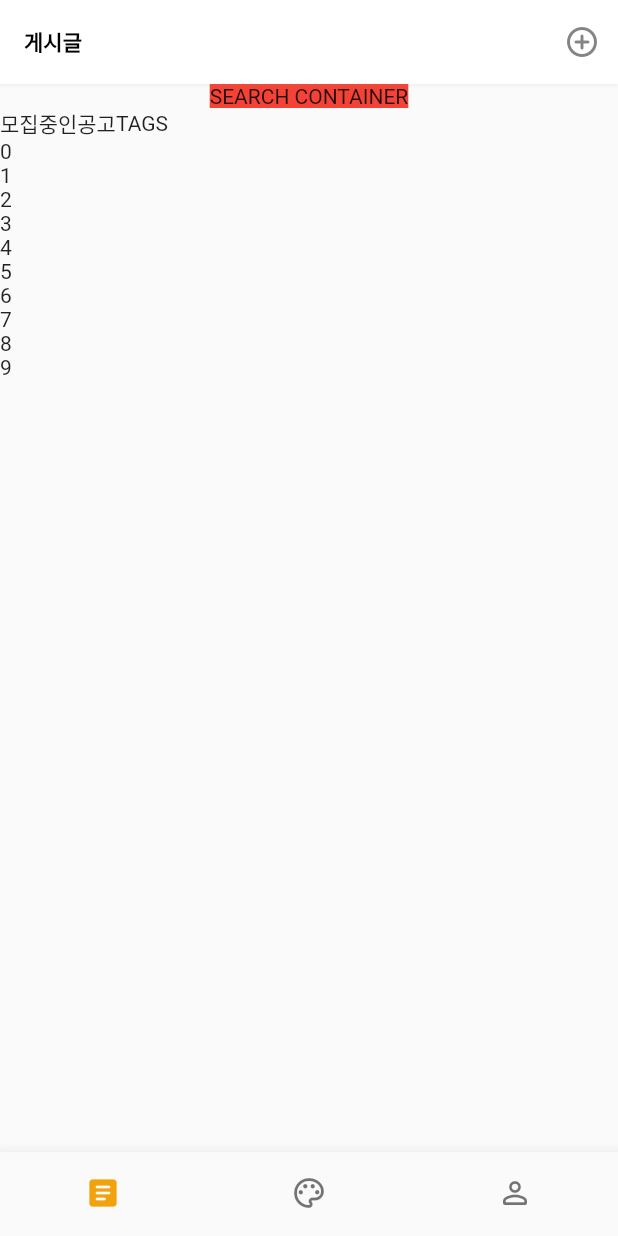
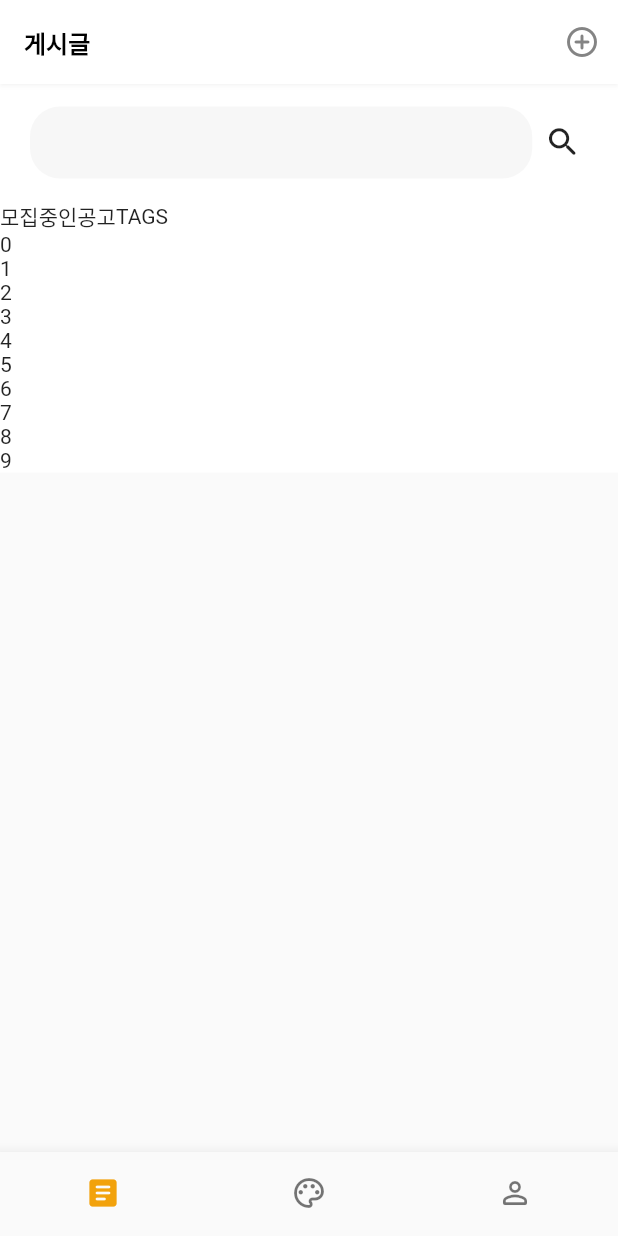
Before and after one commit to lRuRl/idea-concert, a Flutter app: the screen it shows after launch, on a phone screen of 412 x 824 dp. Run offline on Flutter 3.47's test engine with Material 2 defaults, Android fonts, the phone set to English and light mode, and no system bars.

Commit message:
#home search tab completed

```diff
--- a/iruri/lib/components/palette.dart
+++ b/iruri/lib/components/palette.dart
@@ -1,9 +1,13 @@
 import 'package:flutter/material.dart';
 
-const Color themeLighyOrange = Color.fromRGBO(242, 162, 12, 1);
+// theme
+const Color themeLightOrange = Color.fromRGBO(242, 162, 12, 1);
 const Color themeDeepBlue = Color.fromRGBO(27, 48, 89, 1);
 const Color themeLightGrayOpacity20 = Color.fromRGBO(196, 196, 196, 0.13);
 const Color themeGrayText = Color.fromRGBO(119, 119, 119, 0.9);
+
+// mono
+const Color lightWhite = Color.fromRGBO(242,242,242,0.6);
 
 // tags
 const Color tagDessin = Color.fromRGBO(235, 87, 87, 0.2);
--- /dev/null
+++ b/iruri/lib/components/spacing.dart
@@ -0,0 +1,15 @@
+import 'package:flutter/material.dart';
+
+// margin
+const marginH20V20 = EdgeInsets.all(20);
+
+// padding
+const paddingH20 = EdgeInsets.symmetric(horizontal: 20);
+const paddingH20V5 = EdgeInsets.symmetric(horizontal: 20, vertical: 5);
+
+// advanced : margin
+EdgeInsets marginCustom({double hor, double ver}) =>
+    EdgeInsets.symmetric(horizontal: hor, vertical: ver);
+// advanced : padding
+EdgeInsets pddingCustom({double hor, double ver}) =>
+    EdgeInsets.symmetric(horizontal: hor, vertical: ver);
--- /dev/null
+++ b/iruri/lib/components/text_form_field.dart
@@ -0,0 +1,29 @@
+import 'package:flutter/material.dart';
+import 'package:iruri/components/palette.dart';
+import 'package:iruri/components/spacing.dart';
+import 'package:iruri/components/typhography.dart';
+
+InputDecoration searchInputDecoration = InputDecoration(
+    // remove underline and make rounded
+    border: roundedTextInputBorder,
+    errorBorder: roundedTextInputBorder,
+    enabledBorder: roundedTextInputBorder,
+    focusedBorder: roundedFocusedTextInputBorder,
+    disabledBorder: roundedTextInputBorder,
+    focusedErrorBorder: roundedTextInputBorder,
+    // label
+    labelStyle: bodyTextStyle,
+    // cursor
+    contentPadding: paddingH20V5,
+    // color
+    filled: true,
+    fillColor: lightWhite
+    );
+OutlineInputBorder roundedTextInputBorder =
+    OutlineInputBorder(
+      borderSide: BorderSide.none,
+      borderRadius: BorderRadius.all(Radius.circular(20)));
+OutlineInputBorder roundedFocusedTextInputBorder =
+    OutlineInputBorder(
+      borderSide: BorderSide(color: themeLightOrange),
+      borderRadius: BorderRadius.all(Radius.circular(20)));
--- a/iruri/lib/components/typhography.dart
+++ b/iruri/lib/components/typhography.dart
@@ -2,12 +2,18 @@ import 'package:flutter/material.dart';
 
 TextStyle bottomNavigationLabelTextStyle = TextStyle(
   fontSize: 12.0,
-
 );
 
 // app bar title
 TextStyle appBarTitleTextStyle = TextStyle(
-  fontSize: 14.0,
+  fontSize: 16.0,
   fontWeight: FontWeight.bold,
   color: Colors.black
 );
+
+// home typhography
+TextStyle bodyTextStyle = TextStyle(
+  fontSize: 14.0,
+  fontWeight: FontWeight.w600,
+  color: Colors.black87
+);
--- a/iruri/lib/pages/home/home.dart
+++ b/iruri/lib/pages/home/home.dart
@@ -1,4 +1,7 @@
 import 'package:flutter/material.dart';
+import 'package:iruri/components/palette.dart';
+import 'package:iruri/components/spacing.dart';
+import 'package:iruri/components/text_form_field.dart';
 
 class HomePage extends StatefulWidget {
   @override
@@ -26,22 +29,27 @@ class HomePage extends StatefulWidget {
 class _HomePageState extends State<HomePage> {
   // @params
   ScrollController scrollController; // ScrollController 로 스크롤 높이 등을 조절할 수 있습니다.
-  // TextEditingController textEditingController;
+  TextEditingController textEditingController;
   // var tags;
   // var fetchedData;
 
   @override
   void initState() {
     super.initState();
+    // controller init
+    scrollController = new ScrollController();
+    textEditingController = new TextEditingController();
     // TODO: fetch Data
   }
 
   @override
   Widget build(BuildContext context) {
     return Container(
+      color: Colors.white,
       child: SingleChildScrollView(
         controller: scrollController,
         child: Column(
+          mainAxisAlignment: MainAxisAlignment.start,
           children: <Widget>[
             // SEARCH CONTAINER
             searchContainer(),
@@ -57,9 +65,49 @@ class _HomePageState extends State<HomePage> {
 
   // searchContainer
   Widget searchContainer() {
+    // TODO: referesh list
+    void _searchItem({value}) {
+      print(value != null
+          ? value + ' searched from user'
+          : textEditingController.text + ' searched from user');
+    }
+
     return Container(
-      child: Text("SEARCH CONTAINER"),
-      color: Colors.red,
+      margin: marginCustom(hor: 20, ver: 15),
+      child: Row(
+        // Search Text Bar / Search Button
+        children: <Widget>[
+          // Search Text Bar
+          Expanded(
+            flex: 9,
+            child: TextFormField(
+              controller: textEditingController,
+              onFieldSubmitted: (value) => _searchItem(value: value),
+              onChanged: (value) {
+                setState(() {
+                  // get text saved
+                  textEditingController.text = value;
+                  // get cursor on the max length of text
+                  textEditingController.selection = TextSelection.fromPosition(
+                      TextPosition(offset: textEditingController.text.length));
+                });
+              },
+              // decoration
+              decoration: searchInputDecoration,
+              cursorColor: themeLightOrange,
+            ),
+          ),
+          // Search Button
+          Expanded(
+            flex: 1,
+            child: IconButton(
+              icon: Icon(Icons.search_rounded),
+              iconSize: 25,
+              onPressed: () => _searchItem(),
+            ),
+          )
+        ],
+      ),
     );
   }
 
--- a/iruri/lib/routes.dart
+++ b/iruri/lib/routes.dart
@@ -110,7 +110,7 @@ class _RoutesState extends State<Routes> {
       showSelectedLabels: false,
       showUnselectedLabels: false,
       // Icon settings
-      selectedItemColor: themeLighyOrange,
+      selectedItemColor: themeLightOrange,
       // set current index of page for selectedItemColor
       currentIndex: currentPageIndex,
     );
```
